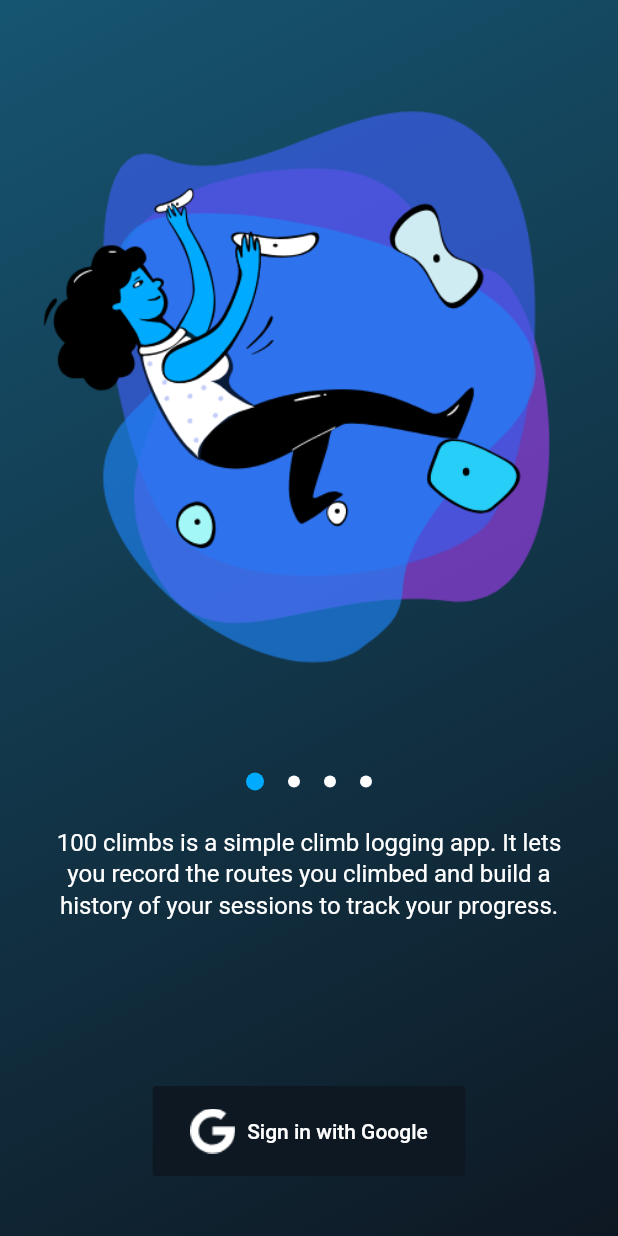
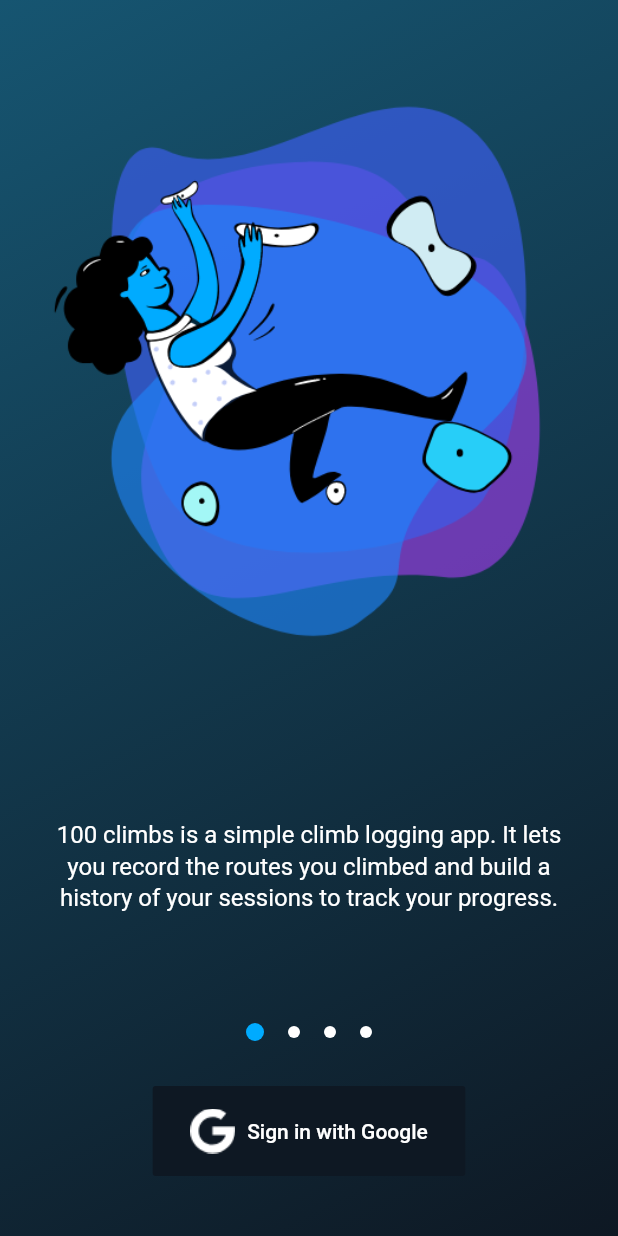
Before and after one commit to sajjad-hk/100-Climbs, a Flutter app: the Intro screen opened by its route, on a phone screen of 412 x 824 dp. Run offline on Flutter 3.47's test engine with Material 2 defaults, Android fonts, the phone set to English and light mode, and no system bars; our stand-ins replace built_collection, built_value, cloud_firestore, firebase_auth, firebase_crashlytics, flare_flutter and 1 more; missing offline and left inert: flutter_echarts; accounts and stored records are empty; generated files the repository leaves out were written again.

Commit message:
intro screen adjustments

```diff
--- a/lib/src/screens/intro-screen/intro-page.dart
+++ b/lib/src/screens/intro-screen/intro-page.dart
@@ -1,3 +1,4 @@
+import 'package:flutter/cupertino.dart';
 import 'package:flutter/gestures.dart';
 import 'package:hundred_climbs/src/screens/layout-utils/layout-utils.dart';
 import 'package:hundred_climbs/src/screens/screens.dart';
@@ -16,11 +17,12 @@ class IntroPage extends StatelessWidget {
   @override
   Widget build(BuildContext context) {
     return Container(
-      color: Colors.transparent,
       child: Column(
         mainAxisAlignment: MainAxisAlignment.start,
         children: <Widget>[
           Flexible(
+            flex: 3,
+            fit: FlexFit.tight,
             child: Container(
               child: AspectRatio(
                 aspectRatio: screens['INTRO']['ASPECTR']
@@ -35,17 +37,32 @@ class IntroPage extends StatelessWidget {
               ),
             ),
           ),
-          Container(
-            padding: const EdgeInsets.all(5),
-            margin: const EdgeInsets.only(left: 20, right: 20, top: 30),
-            child: introText(ind - 1, context),
+          Flexible(
+            flex: 1,
+            fit: FlexFit.tight,
+            child: Container(
+              alignment: Alignment.center,
+              padding: const EdgeInsets.all(5),
+              margin: const EdgeInsets.only(left: 20, right: 20),
+              child: introText(ind - 1, context),
+            ),
           ),
+          Flexible(
+            flex: 1,
+            child: Container(),
+          )
         ],
       ),
     );
   }
 
   RichText introText(int i, context) {
+    List<String> text = [
+      '100 climbs is a simple climb logging app. It lets you record the routes you climbed and build a history of your sessions to track your progress.',
+      'We are starting small but while you\'re building your climbs history we are working hard to add new features. Expect some updates soon!',
+      'We would love to know what you think. Our small Warsaw-based team is waiting for your feedback on ',
+      'We treat privacy seriously. We don\'t sell or share your data with third parties. Read more in our'
+    ];
     switch (i) {
       case 0:
         return RichText(
@@ -60,8 +77,9 @@ class IntroPage extends StatelessWidget {
                     [LayoutUtils(context).screenSize]),
             children: [
               TextSpan(
-                  text:
-                      '100 climbs is a simple climb logging app. It lets you record the routes you climbed and build a history of your sessions to track your progress.'),
+                semanticsLabel: text[i],
+                text: text[i],
+              ),
             ],
           ),
         );
@@ -79,12 +97,12 @@ class IntroPage extends StatelessWidget {
             ),
             children: [
               TextSpan(
-                  text:
-                      'We are starting small but while you\'re building your climbs history we are working hard to add new features. Expect some updates soon!'),
+                semanticsLabel: text[i],
+                text: text[i],
+              ),
             ],
           ),
         );
-
       case 2:
         return RichText(
           textAlign: TextAlign.center,
@@ -99,9 +117,11 @@ class IntroPage extends StatelessWidget {
             ),
             children: [
               TextSpan(
-                  text:
-                      'We would love to know what you think. Our small Warsaw-based team is waiting for your feedback on '),
+                semanticsLabel: text[i],
+                text: text[i],
+              ),
               TextSpan(
+                  semanticsLabel: 'emails',
                   text: '100climbs.app@gmail.com',
                   style: TextStyle(
                     decoration: TextDecoration.underline,
@@ -124,10 +144,12 @@ class IntroPage extends StatelessWidget {
             ),
             children: [
               TextSpan(
-                  text:
-                      'We treat privacy seriously. We don\'t sell or share your data with third parties. Read more in our\n'),
+                semanticsLabel: text[i],
+                text: text[i],
+              ),
               TextSpan(
-                  text: 'Privacy Policy.',
+                  semanticsLabel: 'Link to Privacy Policy',
+                  text: '\nPrivacy Policy.',
                   style: TextStyle(
                     decoration: TextDecoration.underline,
                   ),
--- a/lib/src/screens/intro-screen/intro-screen.dart
+++ b/lib/src/screens/intro-screen/intro-screen.dart
@@ -21,8 +21,7 @@ class _IntroState extends State<Intro> {
 
   @override
   Widget build(BuildContext context) {
-    return Scaffold(
-      body: Container(
+    return Container(
       decoration: BoxDecoration(
         gradient: LinearGradient(
           begin: Alignment.topLeft,
@@ -36,37 +35,6 @@ class _IntroState extends State<Intro> {
       child: Stack(
         alignment: AlignmentDirectional.center,
         children: <Widget>[
-            Column(
-              mainAxisAlignment: MainAxisAlignment.start,
-              children: <Widget>[
-                Flexible(
-                  child: Container(
-                    child: AspectRatio(
-                      aspectRatio: screens['INTRO']['ASPECTR']
-                          [LayoutUtils(context).screenSize],
-                    ),
-                  ),
-                ),
-                Stack(
-                  alignment: AlignmentDirectional.topStart,
-                  children: <Widget>[
-                    Container(
-                      child: Row(
-                        mainAxisSize: MainAxisSize.min,
-                        mainAxisAlignment: MainAxisAlignment.center,
-                        children: <Widget>[
-                          for (int i = 0; i < 4; i++)
-                            if (i == currentPageValue) ...[
-                              circleBar(true, i)
-                            ] else
-                              circleBar(false, 0),
-                        ],
-                      ),
-                    ),
-                  ],
-                ),
-              ],
-            ),
           PageView(
             controller: _controller,
             onPageChanged: (int i) {
@@ -106,9 +74,33 @@ class _IntroState extends State<Intro> {
             ],
           ),
           Positioned(
-              bottom: screens['INTRO']['MARGIN']
+            bottom: screens['INTRO']['MARGIN'][LayoutUtils(context).screenSize],
+            child: Semantics(
+              label: 'Sign in with Google account',
+              button: true,
+              child: Column(
+                children: <Widget>[
+                  Stack(
+                    alignment: AlignmentDirectional.topStart,
+                    children: <Widget>[
+                      Container(
+                        margin: screens['INTRO']['P_I']
                             [LayoutUtils(context).screenSize],
-              child: FlatButton.icon(
+                        child: Row(
+                          mainAxisSize: MainAxisSize.min,
+                          mainAxisAlignment: MainAxisAlignment.center,
+                          children: <Widget>[
+                            for (int i = 0; i < 4; i++)
+                              if (i == currentPageValue) ...[
+                                circleBar(true, i)
+                              ] else
+                                circleBar(false, 0),
+                          ],
+                        ),
+                      ),
+                    ],
+                  ),
+                  FlatButton.icon(
                     padding: screens['INTRO']['BUTTON']
                         [LayoutUtils(context).screenSize],
                     color: AppColors.dark,
@@ -128,9 +120,11 @@ class _IntroState extends State<Intro> {
                       }
                     },
                   ),
+                ],
+              ),
+            ),
           )
         ],
-        ),
       ),
     );
   }
--- a/lib/src/screens/layout-utils/layout-utils.dart
+++ b/lib/src/screens/layout-utils/layout-utils.dart
@@ -72,6 +72,11 @@ Map screens = {
       'LARGE': const EdgeInsets.only(
           top: 15.0, bottom: 15.0, left: 25.0, right: 25.0),
     },
+    'P_I': {
+      'SMALL': const EdgeInsets.only(bottom: 20.0),
+      'MEDIUM': const EdgeInsets.only(bottom: 30.0),
+      'LARGE': const EdgeInsets.only(bottom: 30.0)
+    },
     'ASPECTR': {'SMALL': 1.0, 'MEDIUM': 0.9, 'LARGE': 0.8},
     'MARGIN': {'SMALL': 20.0, 'MEDIUM': 30.0, 'LARGE': 40.0},
   }
```
Lines whose indentation alone changed are shown as unchanged.
